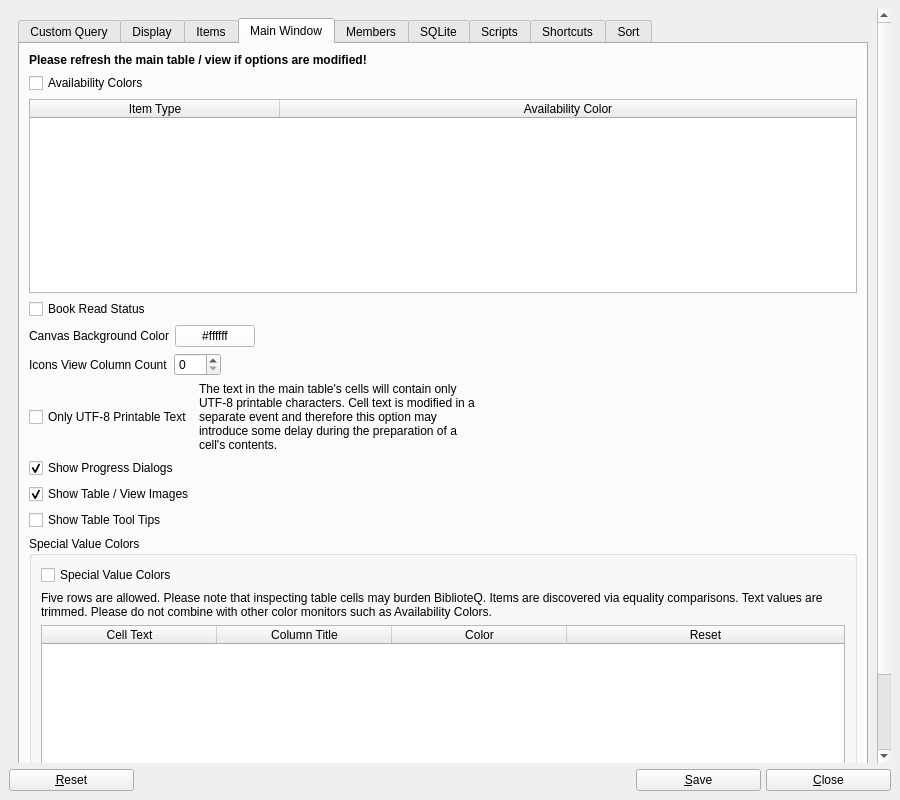
The window that UI/biblioteq_otheroptions.ui (textbrowser/biblioteq) describes before a commit, drawn with Qt 5.
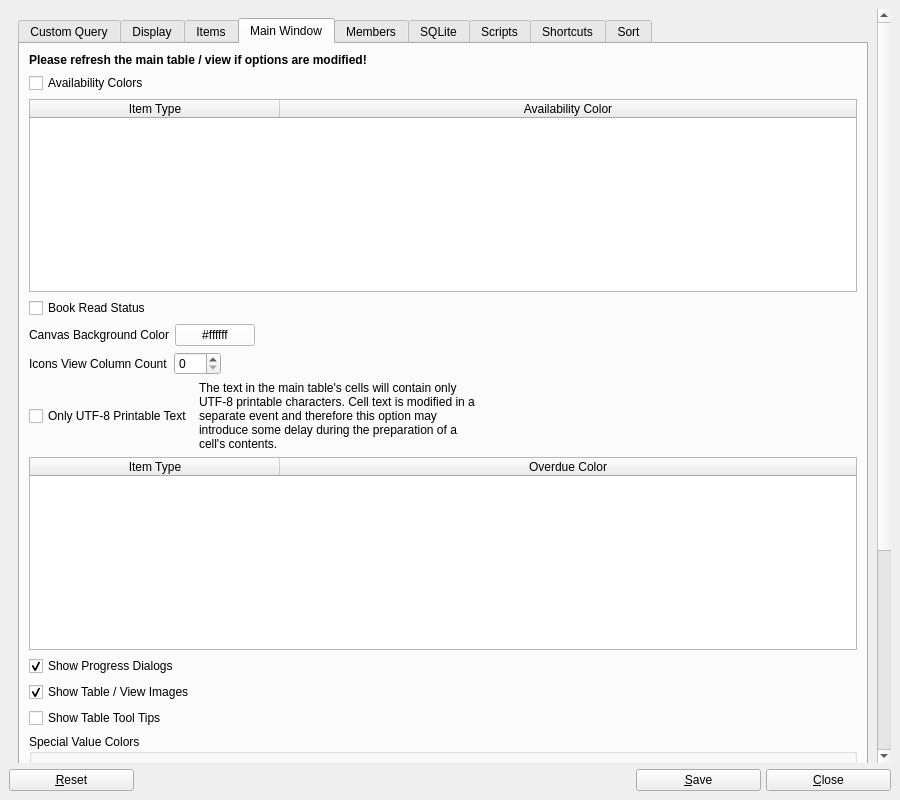
The same window after the commit. The open tabs and pages were chosen to show the change. Icons and pictures are not drawn. Custom widgets are drawn as their Qt base class.

What changed in the file:
```diff
--- a/UI/biblioteq_otheroptions.ui
+++ b/UI/biblioteq_otheroptions.ui
@@ -32,8 +32,8 @@
         <rect>
          <x>0</x>
          <y>0</y>
-         <width>888</width>
-         <height>742</height>
+         <width>867</width>
+         <height>753</height>
         </rect>
        </property>
        <layout class="QVBoxLayout" name="verticalLayout_2">
@@ -656,6 +656,50 @@
               </item>
              </layout>
             </item>
+            <item>
+             <widget class="QTableWidget" name="overdue_color">
+              <property name="alternatingRowColors">
+               <bool>true</bool>
+              </property>
+              <property name="selectionMode">
+               <enum>QAbstractItemView::SingleSelection</enum>
+              </property>
+              <property name="selectionBehavior">
+               <enum>QAbstractItemView::SelectRows</enum>
+              </property>
+              <property name="verticalScrollMode">
+               <enum>QAbstractItemView::ScrollPerPixel</enum>
+              </property>
+              <property name="horizontalScrollMode">
+               <enum>QAbstractItemView::ScrollPerPixel</enum>
+              </property>
+              <property name="sortingEnabled">
+               <bool>true</bool>
+              </property>
+              <attribute name="horizontalHeaderMinimumSectionSize">
+               <number>250</number>
+              </attribute>
+              <attribute name="horizontalHeaderDefaultSectionSize">
+               <number>250</number>
+              </attribute>
+              <attribute name="horizontalHeaderStretchLastSection">
+               <bool>true</bool>
+              </attribute>
+              <attribute name="verticalHeaderVisible">
+               <bool>false</bool>
+              </attribute>
+              <column>
+               <property name="text">
+                <string>Item Type</string>
+               </property>
+              </column>
+              <column>
+               <property name="text">
+                <string>Overdue Color</string>
+               </property>
+              </column>
+             </widget>
+            </item>
             <item>
              <widget class="QCheckBox" name="show_maintable_progress_dialogs">
               <property name="toolTip">
```
Left out of the diff: 1 changed line with no effect on the pictures.
